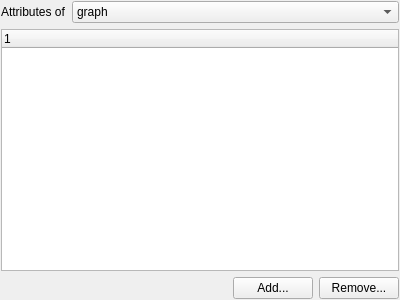
Old version of the form code/src/CClassAttributesEditorUI.ui in the repository ArsMasiuk/qvge.
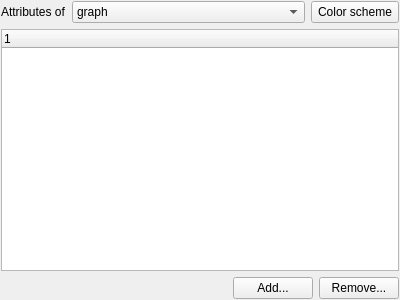
New version of the form. Custom widgets are drawn as their Qt base class.

Commit message: added default color schemes

```diff
--- a/code/src/CClassAttributesEditorUI.ui
+++ b/code/src/CClassAttributesEditorUI.ui
@@ -60,6 +60,25 @@
        </item>
       </widget>
      </item>
+     <item>
+      <widget class="QToolButton" name="ColorScheme">
+       <property name="sizePolicy">
+        <sizepolicy hsizetype="Fixed" vsizetype="Preferred">
+         <horstretch>0</horstretch>
+         <verstretch>0</verstretch>
+        </sizepolicy>
+       </property>
+       <property name="statusTip">
+        <string>Apply predefined color scheme to graph</string>
+       </property>
+       <property name="text">
+        <string>Color scheme</string>
+       </property>
+       <property name="popupMode">
+        <enum>QToolButton::InstantPopup</enum>
+       </property>
+      </widget>
+     </item>
     </layout>
    </item>
    <item>
```
Left out of the diff: 11 changed lines with no effect on the pictures. The commit also changes 6 other files.
